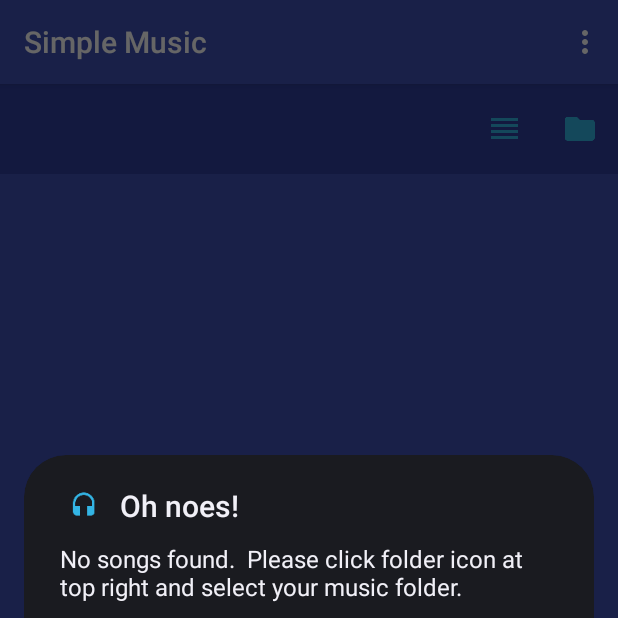
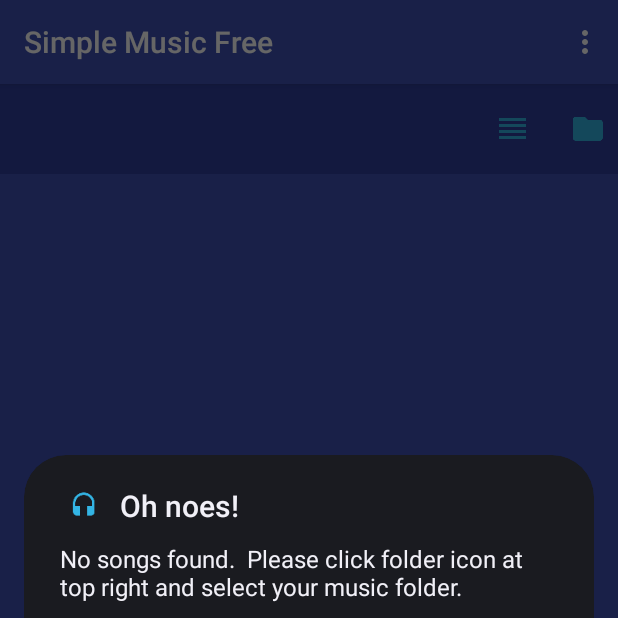
Before and after one commit to jogold9/SimpleMusicFree, an Android app: the screen it shows after launch (MainActivity), after a tap on an icon or button, on a phone screen of 412 x 824 dp, the top half of it. Run offline under Robolectric (Android 15) with nearby library versions, the phone set to English and light mode, and no system bars; our stand-ins replace AdMob.

Commit message:
changed main.xml layout so that banner ads will fit on small displays such as the Samsung Galaxy Light, removed selectionMode class as I am not using it

```diff
--- a/app/build.gradle
+++ b/app/build.gradle
@@ -8,8 +8,8 @@ android {
         applicationId "com.joshbgold.simplemusicfree"
         minSdkVersion 14
         targetSdkVersion 21
-        versionCode 6
-        versionName "1.5"
+        versionCode 7
+        versionName "1.6"
     }
     buildTypes {
         release {
--- a/app/src/main/java/com/joshbgold/simplemusicfree/MainActivity.java
+++ b/app/src/main/java/com/joshbgold/simplemusicfree/MainActivity.java
@@ -179,7 +179,7 @@ public class MainActivity extends Activity implements MediaPlayer.OnCompletionLi
 
                 //can user select directories or not
                 intent.putExtra(FileDialog.CAN_SELECT_DIR, true);
-                intent.putExtra(FileDialog.SELECTION_MODE, SelectionMode.MODE_OPEN);  //Prevents new items folder & file creation.
+                //intent.putExtra(FileDialog.SELECTION_MODE, SelectionMode.MODE_OPEN);  //Prevents new items folder & file creation.
 
                 //Stop mediaPlayer if present so that I do not have multiple mediaPlayers running later on when returning to this activity
                 if (mediaPlayer != null) {
--- a/app/src/main/res/layout/main.xml
+++ b/app/src/main/res/layout/main.xml
@@ -12,8 +12,6 @@
         android:layout_height="wrap_content"
         android:layout_alignParentTop="true"
         android:background="@color/colorPrimaryDark"
-        android:paddingLeft="5dp"
-        android:paddingRight="5dp"
         android:orientation="vertical">
 
         <LinearLayout
@@ -24,7 +22,7 @@
             <!-- Admob banner ad -->
             <com.google.android.gms.ads.AdView
                 android:id="@+id/adView"
-                android:layout_width="wrap_content"
+                android:layout_width="match_parent"
                 android:layout_height="wrap_content"
                 ads:adSize="BANNER"
                 ads:adUnitId="@string/banner_ad">
--- a/app/src/main/res/values/dimens.xml
+++ b/app/src/main/res/values/dimens.xml
@@ -1,5 +1,5 @@
 <resources>
     <!-- Default screen margins, per the Android Design guidelines. -->
-    <dimen name="activity_horizontal_margin">16dp</dimen>
-    <dimen name="activity_vertical_margin">16dp</dimen>
+    <dimen name="activity_horizontal_margin">0dp</dimen>
+    <dimen name="activity_vertical_margin">0dp</dimen>
 </resources>
--- a/app/src/main/res/values/strings.xml
+++ b/app/src/main/res/values/strings.xml
@@ -1,5 +1,5 @@
 <resources>
-    <string name="app_name">Simple Music</string>
+    <string name="app_name">Simple Music Free</string>
     <string name="action_search">search</string>
 
     <string name="location">Location</string>
```
Also changed, not shown: app/src/main/java/com/joshbgold/simplemusicfree/FileDialog.java (+6 -2 lines), app/src/main/java/com/joshbgold/simplemusicfree/SelectionMode.java (deleted, +0 -7 lines), 1 other file.
